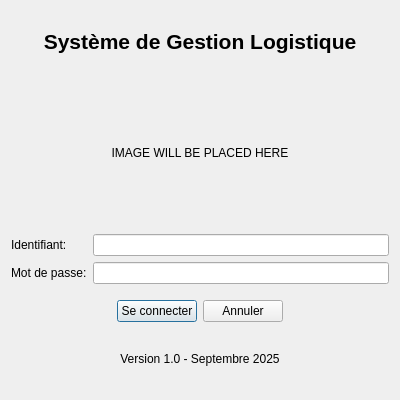
This is logindialog.ui in Nadhir13/projet_logi as Qt 5 draws it before an edit. The edited form follows.
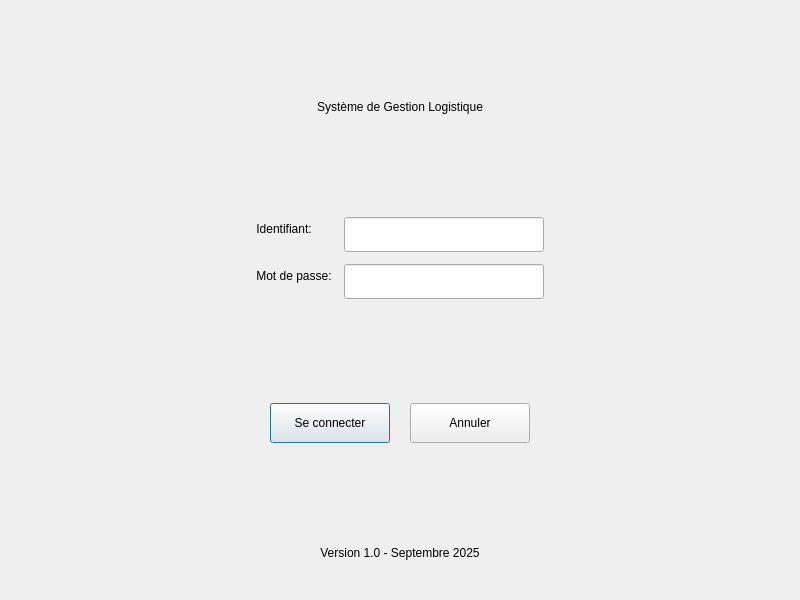
This is the edited form.

Commit message: improved login interface design with better and smoother design and added background

What changed in the file:
```diff
--- a/logindialog.ui
+++ b/logindialog.ui
@@ -6,24 +6,40 @@
    <rect>
     <x>0</x>
     <y>0</y>
-    <width>400</width>
-    <height>400</height>
+    <width>800</width>
+    <height>600</height>
    </rect>
   </property>
   <property name="minimumSize">
    <size>
-    <width>400</width>
-    <height>400</height>
+    <width>800</width>
+    <height>600</height>
    </size>
   </property>
   <property name="windowTitle">
    <string>Connexion</string>
   </property>
   <layout class="QVBoxLayout" name="verticalLayout">
+   <property name="spacing">
+    <number>15</number>
+   </property>
+   <item>
+    <spacer name="verticalSpacerTop">
+     <property name="orientation">
+      <enum>Qt::Vertical</enum>
+     </property>
+     <property name="sizeHint" stdset="0">
+      <size>
+       <width>20</width>
+       <height>80</height>
+      </size>
+     </property>
+    </spacer>
+   </item>
    <item>
     <widget class="QLabel" name="label">
      <property name="text">
-      <string>&lt;html&gt;&lt;head/&gt;&lt;body&gt;&lt;p&gt;&lt;span style=&quot; font-size:16pt; font-weight:600;&quot;&gt;Système de Gestion Logistique&lt;/span&gt;&lt;/p&gt;&lt;/body&gt;&lt;/html&gt;</string>
+      <string>Système de Gestion Logistique</string>
      </property>
      <property name="alignment">
       <set>Qt::AlignCenter</set>
@@ -31,51 +47,125 @@
     </widget>
    </item>
    <item>
-    <widget class="QLabel" name="lblImage">
-     <property name="minimumSize">
+    <spacer name="verticalSpacerMiddle1">
+     <property name="orientation">
+      <enum>Qt::Vertical</enum>
+     </property>
+     <property name="sizeHint" stdset="0">
       <size>
-       <width>0</width>
-       <height>150</height>
+       <width>20</width>
+       <height>50</height>
       </size>
      </property>
-     <property name="text">
-      <string>IMAGE WILL BE PLACED HERE</string>
-     </property>
-     <property name="alignment">
-      <set>Qt::AlignCenter</set>
-     </property>
-    </widget>
+    </spacer>
    </item>
    <item>
-    <layout class="QFormLayout" name="formLayout">
-     <item row="0" column="0">
-      <widget class="QLabel" name="lblUsername">
-       <property name="text">
-        <string>Identifiant:</string>
+    <layout class="QHBoxLayout" name="horizontalLayoutCenter">
+     <property name="spacing">
+      <number>20</number>
+     </property>
+     <item>
+      <spacer name="horizontalSpacerLeft">
+       <property name="orientation">
+        <enum>Qt::Horizontal</enum>
        </property>
-      </widget>
+       <property name="sizeHint" stdset="0">
+        <size>
+         <width>150</width>
+         <height>20</height>
+        </size>
+       </property>
+      </spacer>
      </item>
-     <item row="0" column="1">
-      <widget class="QLineEdit" name="leUsername"/>
-     </item>
-     <item row="1" column="0">
-      <widget class="QLabel" name="lblPassword">
-       <property name="text">
-        <string>Mot de passe:</string>
+     <item>
+      <layout class="QFormLayout" name="formLayout">
+       <property name="spacing">
+        <number>12</number>
        </property>
-      </widget>
+       <item row="0" column="0">
+        <widget class="QLabel" name="lblUsername">
+         <property name="text">
+          <string>Identifiant:</string>
+         </property>
+         <property name="alignment">
+          <set>Qt::AlignCenter</set>
+         </property>
+        </widget>
+       </item>
+       <item row="0" column="1">
+        <widget class="QLineEdit" name="leUsername">
+         <property name="minimumSize">
+          <size>
+           <width>200</width>
+           <height>35</height>
+          </size>
+         </property>
+         <property name="alignment">
+          <set>Qt::AlignCenter</set>
+         </property>
+        </widget>
+       </item>
+       <item row="1" column="0">
+        <widget class="QLabel" name="lblPassword">
+         <property name="text">
+          <string>Mot de passe:</string>
+         </property>
+         <property name="alignment">
+          <set>Qt::AlignCenter</set>
+         </property>
+        </widget>
+       </item>
+       <item row="1" column="1">
+        <widget class="QLineEdit" name="lePassword">
+         <property name="echoMode">
+          <enum>QLineEdit::Password</enum>
+         </property>
+         <property name="minimumSize">
+          <size>
+           <width>200</width>
+           <height>35</height>
+          </size>
+         </property>
+         <property name="alignment">
+          <set>Qt::AlignCenter</set>
+         </property>
+        </widget>
+       </item>
+      </layout>
      </item>
-     <item row="1" column="1">
-      <widget class="QLineEdit" name="lePassword">
-       <property name="echoMode">
-        <enum>QLineEdit::Password</enum>
+     <item>
+      <spacer name="horizontalSpacerRight">
+       <property name="orientation">
+        <enum>Qt::Horizontal</enum>
        </property>
-      </widget>
+       <property name="sizeHint" stdset="0">
+        <size>
+         <width>150</width>
+         <height>20</height>
+        </size>
+       </property>
+      </spacer>
      </item>
     </layout>
    </item>
+   <item>
+    <spacer name="verticalSpacerMiddle2">
+     <property name="orientation">
+      <enum>Qt::Vertical</enum>
+     </property>
+     <property name="sizeHint" stdset="0">
+      <size>
+       <width>20</width>
+       <height>40</height>
+      </size>
+     </property>
+    </spacer>
+   </item>
    <item>
     <layout class="QHBoxLayout" name="horizontalLayout">
+     <property name="spacing">
+      <number>20</number>
+     </property>
      <item>
       <spacer name="horizontalSpacer">
        <property name="orientation">
@@ -83,7 +173,7 @@
        </property>
        <property name="sizeHint" stdset="0">
         <size>
-         <width>40</width>
+         <width>200</width>
          <height>20</height>
         </size>
        </property>
@@ -94,6 +184,12 @@
        <property name="text">
         <string>Se connecter</string>
        </property>
+       <property name="minimumSize">
+        <size>
+         <width>120</width>
+         <height>40</height>
+        </size>
+       </property>
       </widget>
      </item>
      <item>
@@ -101,6 +197,12 @@
        <property name="text">
         <string>Annuler</string>
        </property>
+       <property name="minimumSize">
+        <size>
+         <width>120</width>
+         <height>40</height>
+        </size>
+       </property>
       </widget>
      </item>
      <item>
@@ -110,7 +212,7 @@
        </property>
        <property name="sizeHint" stdset="0">
         <size>
-         <width>40</width>
+         <width>200</width>
          <height>20</height>
         </size>
        </property>
@@ -118,6 +220,19 @@
      </item>
     </layout>
    </item>
+   <item>
+    <spacer name="verticalSpacerBottom">
+     <property name="orientation">
+      <enum>Qt::Vertical</enum>
+     </property>
+     <property name="sizeHint" stdset="0">
+      <size>
+       <width>20</width>
+       <height>60</height>
+      </size>
+     </property>
+    </spacer>
+   </item>
    <item>
     <widget class="QLabel" name="lblVersion">
      <property name="text">
@@ -128,6 +243,16 @@
      </property>
     </widget>
    </item>
+   <item>
+    <widget class="QLabel" name="lblBackground">
+     <property name="visible">
+      <bool>false</bool>
+     </property>
+     <property name="text">
+      <string/>
+     </property>
+    </widget>
+   </item>
   </layout>
  </widget>
  <resources/>
```
Left out of the diff: 1 changed line with no effect on the pictures. The commit also changes 34 other files.
